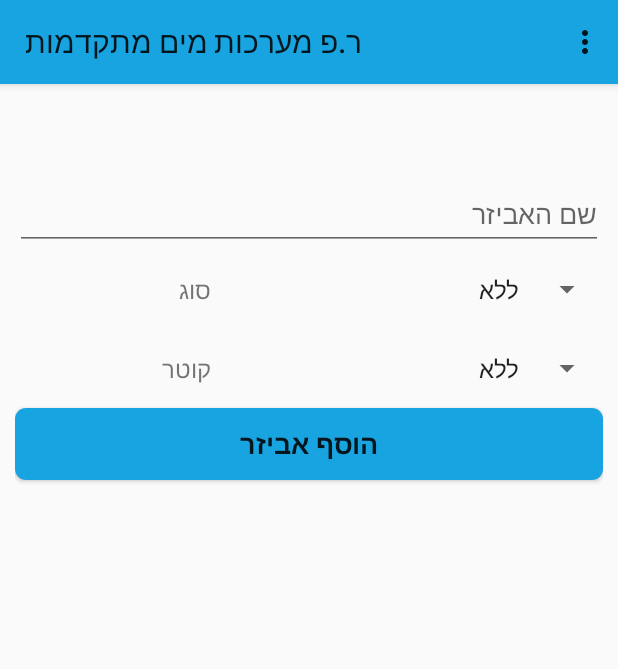
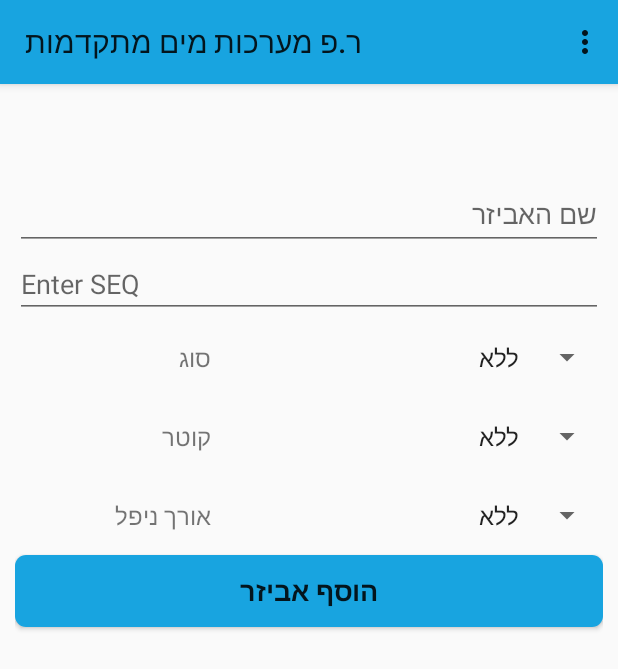
Before and after one commit to yuvalta/RPStock, an Android app: the fragment AddItemFragment placed in its activity, on a phone screen of 412 x 824 dp. Shown: the top 669 px of the screen. Run offline under Robolectric (Android 15) with nearby library versions, the phone set to English and light mode, and no system bars; our stand-ins replace Firebase (no records; nobody signed in at launch, a user with empty details on screens opened directly); 10 statements that could not run were skipped.

Commit message:
started fixing rejects

```diff
--- a/app/src/main/java/com/example/rpstock/Adapters/ExpandableItemsAdapter.java
+++ b/app/src/main/java/com/example/rpstock/Adapters/ExpandableItemsAdapter.java
@@ -124,13 +124,13 @@ public class ExpandableItemsAdapter extends RecyclerView.Adapter<ExpandableItems
                 items.sort(new Comparator<Item>() {
                     @Override
                     public int compare(Item o1, Item o2) {
-                        String x1 = o1.getKind();
-                        String x2 = o2.getKind();
-                        int sComp = x1.compareTo(x2);
-
-                        if (sComp != 0) {
-                            return sComp;
-                        }
+//                        String x1 = o1.getKind();
+//                        String x2 = o2.getKind();
+//                        int sComp = x1.compareTo(x2);
+//
+//                        if (sComp != 0) {
+//                            return sComp;
+//                        }
 
                         Double x3 = 0.0;
                         Double x4 = 0.0;
@@ -142,7 +142,7 @@ public class ExpandableItemsAdapter extends RecyclerView.Adapter<ExpandableItems
                             x3 = Double.parseDouble(o1.getDiameter());
                             x4 = Double.parseDouble(o2.getDiameter());
                         }
-                        return x3.compareTo(x4);
+                        return x4.compareTo(x3);
                     }
                 });
             }
--- a/app/src/main/java/com/example/rpstock/Fragments/AddItemFragment.java
+++ b/app/src/main/java/com/example/rpstock/Fragments/AddItemFragment.java
@@ -50,14 +50,17 @@ public class AddItemFragment extends Fragment {
     private String mParam2;
 
     TextInputLayout itemName;
+    EditText seqET;
     Spinner itemDiameter;
     Spinner itemKind;
+    Spinner itemNippleLength;
     Button addItemButton;
 
     ProgressBar progressBar;
 
     private String kindSelected;
     private String diameterSelected;
+    private String lengthSelected;
 
     Employee currentEmployee;
 
@@ -103,6 +106,9 @@ public class AddItemFragment extends Fragment {
         itemName = view.findViewById(R.id.item_name_ET);
         itemKind = view.findViewById(R.id.item_kind_ET);
         itemDiameter = view.findViewById(R.id.item_diameter_ET);
+        itemNippleLength = view.findViewById(R.id.item_nipple_length);
+
+        seqET = view.findViewById(R.id.item_seq);
 
         addItemButton = view.findViewById(R.id.add_item_button);
 
@@ -111,10 +117,9 @@ public class AddItemFragment extends Fragment {
 
         setKindSpinner(view.getContext());
         setDiameterSpinner(view.getContext());
-
+        setItemNippleLengthSpinner(view.getContext());
 
         getListFromDB();
-
 
         return view;
     }
@@ -146,6 +151,24 @@ public class AddItemFragment extends Fragment {
             @Override
             public void onItemSelected(AdapterView<?> parent, View view, int position, long id) {
                 diameterSelected = parent.getItemAtPosition(position).toString();
+            }
+
+            @Override
+            public void onNothingSelected(AdapterView<?> parent) {
+
+            }
+        });
+    }
+
+    private void setItemNippleLengthSpinner(Context context) {
+        ArrayAdapter<CharSequence> adapterDiameter = ArrayAdapter.createFromResource(context,
+                R.array.length_array, android.R.layout.simple_spinner_item);
+        adapterDiameter.setDropDownViewResource(android.R.layout.simple_spinner_dropdown_item);
+        itemNippleLength.setAdapter(adapterDiameter);
+        itemNippleLength.setOnItemSelectedListener(new AdapterView.OnItemSelectedListener() {
+            @Override
+            public void onItemSelected(AdapterView<?> parent, View view, int position, long id) {
+                lengthSelected = parent.getItemAtPosition(position).toString();
             }
 
             @Override
@@ -222,7 +245,9 @@ public class AddItemFragment extends Fragment {
                     0,
                     diameterSelected,
                     kindSelected,
-                    String.valueOf(UUID.randomUUID()));
+                    String.valueOf(UUID.randomUUID()),
+                    Integer.parseInt(seqET.getText().toString()),
+                    lengthSelected);
 
 
             for (String employeeKey : employeeIDArrayList) {
@@ -235,7 +260,6 @@ public class AddItemFragment extends Fragment {
 
                                 itemsArrayList.add(newItem);
 
-                                //getListFromDB();
 //                                Toast.makeText(getActivity(), R.string.item_added_suc, Toast.LENGTH_SHORT).show();
                             }
                         }).addOnFailureListener(new OnFailureListener() {
--- a/app/src/main/java/com/example/rpstock/Objects/Item.java
+++ b/app/src/main/java/com/example/rpstock/Objects/Item.java
@@ -5,19 +5,23 @@ public class Item {
 
     private String name;
     private int amount;
+    private int seq;
     private String diameter;
     private String kind;
     private String ID;
+    private String nippleLength;
 
     public Item() {
     }
 
-    public Item(String _name, int _amount, String _diameter, String _kind, String _ID) {
+    public Item(String _name, int _amount, String _diameter, String _kind, String _ID, int _seq, String _nippleLength) {
         this.name = _name;
         this.amount = _amount;
         this.kind = _kind;
         this.diameter = _diameter;
         this.ID = _ID;
+        this.seq = _seq;
+        this.nippleLength = _nippleLength;
     }
 
     public String getDiameter() {
@@ -59,4 +63,20 @@ public class Item {
     public void setID(String ID) {
         this.ID = ID;
     }
+
+    public int getSeq() {
+        return seq;
+    }
+
+    public void setSeq(int seq) {
+        this.seq = seq;
+    }
+
+    public String getNippleLength() {
+        return nippleLength;
+    }
+
+    public void setNippleLength(String nippleLength) {
+        this.nippleLength = nippleLength;
+    }
 }
--- a/app/src/main/java/com/example/rpstock/UserInfoDialog.java
+++ b/app/src/main/java/com/example/rpstock/UserInfoDialog.java
@@ -72,6 +72,7 @@ public class UserInfoDialog extends Dialog {
 
     private void setTextInET() {
         emailET.getEditText().setText(oldEmployee.getEmail());
+        emailET.setEnabled(false);
         passwordET.getEditText().setText(oldEmployee.getPassword());
         nameET.getEditText().setText(oldEmployee.getName());
         phoneET.getEditText().setText(oldEmployee.getPhone());
--- a/app/src/main/res/layout/fragment_add_item.xml
+++ b/app/src/main/res/layout/fragment_add_item.xml
@@ -20,6 +20,11 @@
             android:layout_height="wrap_content" />
 
     </com.google.android.material.textfield.TextInputLayout>
+    <EditText
+        android:layout_width="match_parent"
+        android:layout_height="wrap_content"
+        android:hint="Enter SEQ"
+        android:id="@+id/item_seq"/>
 
     <LinearLayout
         android:textDirection="rtl"
@@ -76,6 +81,33 @@
             android:id="@+id/item_diameter_ET" />
     </LinearLayout>
 
+    <LinearLayout
+        android:textDirection="rtl"
+        android:gravity="right"
+        android:layout_gravity="right"
+        android:layout_width="match_parent"
+        android:layout_height="wrap_content"
+        android:orientation="horizontal">
+
+        <TextView
+            android:textSize="16sp"
+            android:textDirection="rtl"
+            android:gravity="center_vertical"
+            android:layout_gravity="right"
+            android:layout_width="0dp"
+            android:layout_height="match_parent"
+            android:text="@string/nipple_length"
+            android:layout_weight="1" />
+
+        <Spinner
+            android:layout_weight="2"
+            android:prompt="@string/nipple_length"
+            android:layout_width="0dp"
+            android:layout_height="wrap_content"
+            android:paddingVertical="15dp"
+            android:id="@+id/item_nipple_length" />
+    </LinearLayout>
+
     <Button
         style="@style/button_style"
         android:textStyle="bold"
--- a/app/src/main/res/layout/user_layout.xml
+++ b/app/src/main/res/layout/user_layout.xml
@@ -62,7 +62,7 @@
         android:hint="@string/enter_password">
 
         <com.google.android.material.textfield.TextInputEditText
-            android:inputType="text"
+            android:inputType="textPassword"
             android:layout_width="match_parent"
             android:layout_height="wrap_content" />
 
@@ -78,7 +78,6 @@
 
         <TextView
             android:textDirection="rtl"
-            android:inputType="textPassword"
             android:gravity="center_vertical"
             android:textSize="18sp"
             android:layout_weight="1"
--- a/app/src/main/res/values/strings.xml
+++ b/app/src/main/res/values/strings.xml
@@ -11,10 +11,24 @@
 
     <string-array name="diameter_array">
         <item>ללא</item>
-        <item>3/4</item>
-        <item>1</item>
-        <item>1.5</item>
-        <item>2</item>
+        <item>3/4\"</item>
+        <item>1\"</item>
+        <item>1.25\"</item>
+        <item>1.5\"</item>
+        <item>2\"</item>
+        <item>1\"×3/4\"</item>
+        <item>1.5\"×1\"</item>
+        <item>2\"×1.5\"</item>
+        <item>2\"×1\"</item>
+    </string-array>
+
+    <string-array name="length_array">
+        <item>ללא</item>
+        <item>5</item>
+        <item>10</item>
+        <item>15</item>
+        <item>20</item>
+        <item>25</item>
     </string-array>
 
     <string name="app_name">RPStock</string>
@@ -38,6 +52,7 @@
     <string name="delete_employee">מחק עובד</string>
     <string name="update_employee">עדכן עובד</string>
     <string name="kind">סוג</string>
+    <string name="nipple_length">אורך ניפל</string>
     <string name="diameter">קוטר</string>
     <string name="tzol">\"</string>
     <string name="amount">כמות</string>
```
